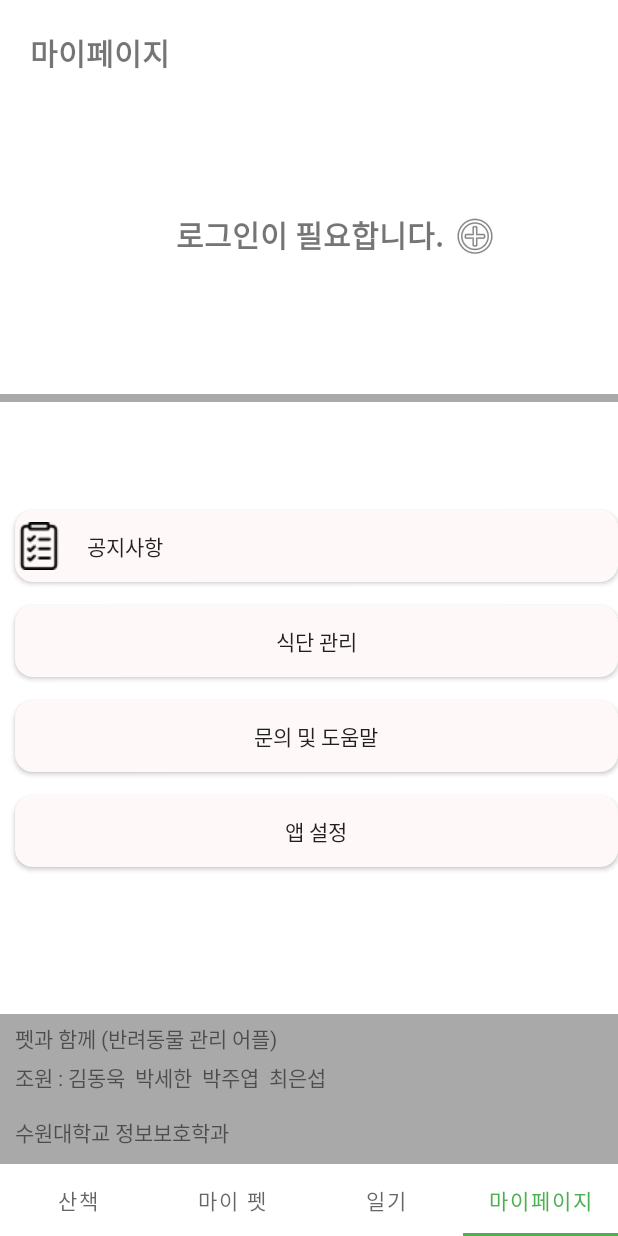
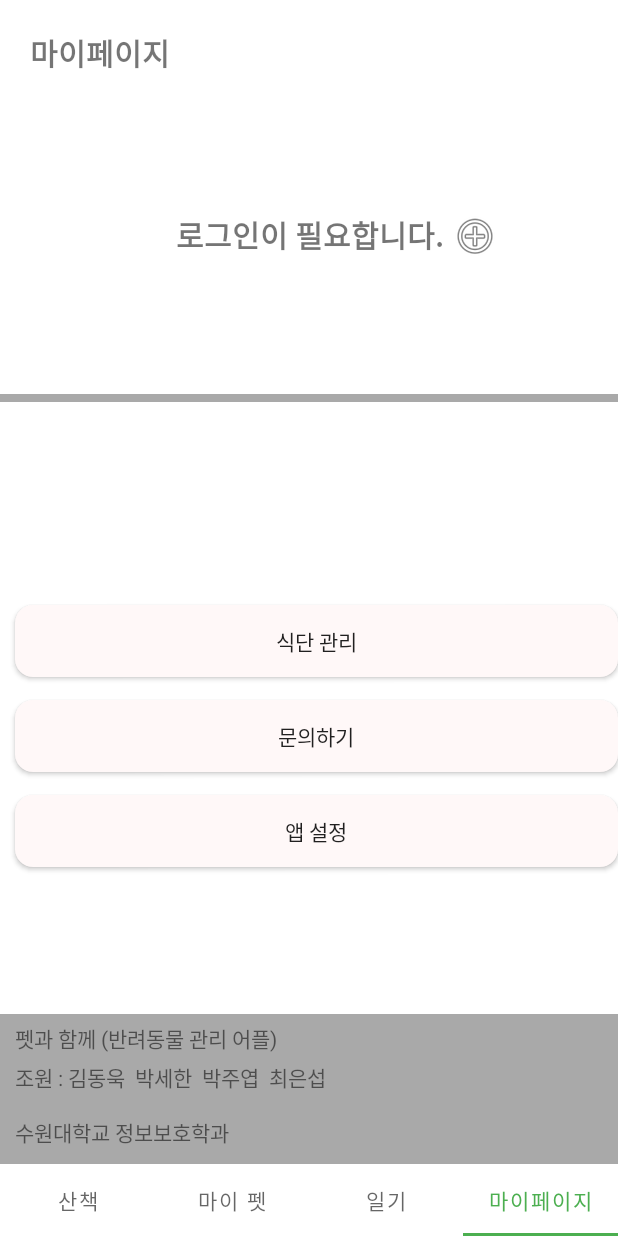
Before and after one commit to Abs0c/WithPet, an Android app: the screen it shows after launch (MainActivity), item 4 of the bottom bar chosen, on a phone screen of 412 x 824 dp. Run offline under Robolectric (Android 15) with nearby library versions, the phone set to English and light mode, and no system bars; our stand-ins replace Firebase (no records; nobody signed in at launch, a user with empty details on screens opened directly); libraries missing offline, so code that uses them is left out: com.prolificinteractive.materialcalendarview.

Commit message:
mypage의 버튼 기능추가 및 수정

```diff
--- a/app/src/main/res/layout/fragment_my_page.xml
+++ b/app/src/main/res/layout/fragment_my_page.xml
@@ -80,6 +80,7 @@
                 android:drawableLeft="@drawable/dolist"
                 android:background="@drawable/button_rectangle"
                 android:gravity="left|center_vertical"
+                android:visibility="invisible"
                 android:text="공지사항" />
 
             <androidx.appcompat.widget.AppCompatButton
@@ -100,7 +101,7 @@
                 android:layout_marginTop="15dp"
                 android:background="@drawable/button_rectangle"
                 android:textAlignment="center"
-                android:text="문의 및 도움말" />
+                android:text="문의하기" />
 
             <androidx.appcompat.widget.AppCompatButton
                 android:id="@+id/btn_setting_frag"
```
Also changed, not shown: app/src/main/java/com/example/porject/myPage.kt (+30 -7 lines).
